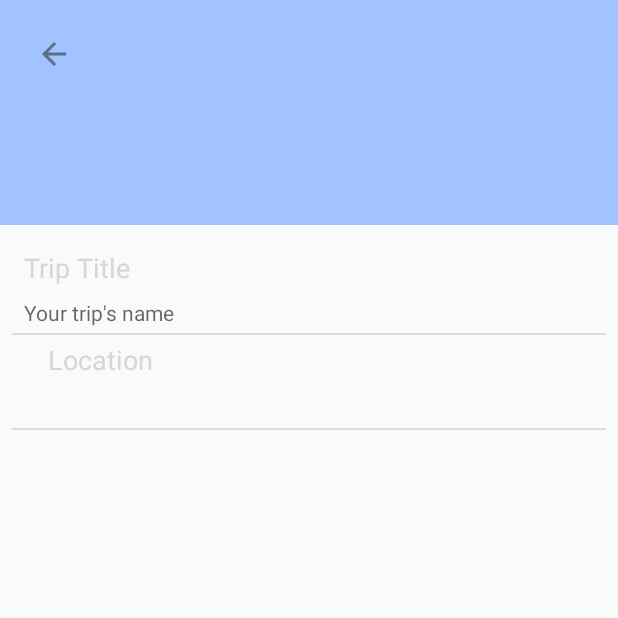
After one commit to allen1124/Tripals, an Android app: the TripActivity screen opened directly, with no data from a screen before it, on a phone screen of 412 x 824 dp, the top half of it. The commit adds this screen. Run offline under Robolectric (Android 15) with nearby library versions, the phone set to English and light mode, and no system bars; our stand-ins replace Firebase (no records; nobody signed in at launch, a user with empty details on screens opened directly), Picasso; libraries missing offline, so code that uses them is left out: com.algolia.search, org.ocpsoft.prettytime; pictures from the network do not load; 6 statements that could not run were skipped.

Commit message:
help on view trip

```diff
--- a/app/src/main/AndroidManifest.xml
+++ b/app/src/main/AndroidManifest.xml
@@ -40,6 +40,7 @@
             android:windowSoftInputMode="adjustPan" />
         <activity android:name=".CreateEventActivity" />
         <activity android:name=".CreateTripActivity" />
+        <activity android:name=".TripActivity" />
         <activity android:name=".EditEventActivity" />
         <activity
             android:name=".PlaceActivity"
--- /dev/null
+++ b/app/src/main/java/com/hku/tripals/TripActivity.java
@@ -0,0 +1,268 @@
+package com.hku.tripals;
+
+import android.content.Intent;
+import android.os.Bundle;
+import android.util.Log;
+import android.view.View;
+import android.widget.Button;
+import android.widget.EditText;
+import android.widget.ImageButton;
+import android.widget.ImageView;
+import android.widget.ProgressBar;
+import android.widget.TextView;
+import android.widget.Toast;
+
+import androidx.annotation.NonNull;
+import androidx.annotation.Nullable;
+import androidx.appcompat.app.AppCompatActivity;
+import androidx.recyclerview.selection.SelectionTracker;
+import androidx.recyclerview.widget.LinearLayoutManager;
+import androidx.recyclerview.widget.RecyclerView;
+
+import com.algolia.search.saas.AlgoliaException;
+import com.algolia.search.saas.Client;
+import com.algolia.search.saas.CompletionHandler;
+import com.algolia.search.saas.Index;
+import com.algolia.search.saas.Query;
+import com.google.android.gms.tasks.OnCompleteListener;
+import com.google.android.gms.tasks.OnFailureListener;
+import com.google.android.gms.tasks.OnSuccessListener;
+import com.google.android.gms.tasks.Task;
+import com.google.firebase.auth.FirebaseAuth;
+import com.google.firebase.auth.FirebaseUser;
+import com.google.firebase.database.DatabaseReference;
+import com.google.firebase.database.FirebaseDatabase;
+import com.google.firebase.firestore.CollectionReference;
+import com.google.firebase.firestore.DocumentReference;
+import com.google.firebase.firestore.EventListener;
+import com.google.firebase.firestore.FirebaseFirestore;
+import com.google.firebase.firestore.FirebaseFirestoreException;
+import com.google.firebase.firestore.QueryDocumentSnapshot;
+import com.google.firebase.firestore.QuerySnapshot;
+import com.hku.tripals.adapter.SelectableEventAdapter;
+import com.hku.tripals.model.Event;
+import com.hku.tripals.model.Trip;
+import com.squareup.picasso.Picasso;
+
+import org.json.JSONArray;
+import org.json.JSONException;
+import org.json.JSONObject;
+import org.w3c.dom.Text;
+
+import java.util.ArrayList;
+import java.util.Collections;
+import java.util.Comparator;
+import java.util.Date;
+import java.util.List;
+import java.util.concurrent.TimeUnit;
+
+public class TripActivity extends AppCompatActivity {
+
+    private static final String TAG = "CreateTripActivity";
+
+    private ImageButton back;
+    private ImageView tripPhoto;
+    private TextView tripTitle;
+    private TextView tripDestination;
+    private RecyclerView eventRecyclerView;
+    private LinearLayoutManager eventLayoutManager;
+    private SelectableEventAdapter selectableEventAdapter;
+    private List<Event> eventList = new ArrayList<>();
+    private List<Event> selectedList = new ArrayList<>();
+    private List<String> eventIdList = new ArrayList<>();
+
+    private Trip trip;
+    private Intent intent;
+    private int check = 0;
+
+    private FirebaseFirestore db;
+    private DatabaseReference mDatabase;
+    private FirebaseAuth mAuth;
+    private FirebaseUser currentUser;
+
+    Client searchClient;
+    Index index;
+
+    @Override
+    protected void onCreate(Bundle savedInstanceState) {
+        super.onCreate(savedInstanceState);
+        setContentView(R.layout.activity_trip_view);
+        searchClient = new Client(getApplication().getResources().getString(R.string.search_app_id), getApplication().getResources().getString(R.string.search_key));
+        index = searchClient.getIndex("events");
+        db = FirebaseFirestore.getInstance();
+        mDatabase = FirebaseDatabase.getInstance().getReference();
+        mAuth = FirebaseAuth.getInstance();
+        currentUser = mAuth.getCurrentUser();
+        trip = new Trip();
+        back = findViewById(R.id.create_trip_back_imageButton);
+        tripPhoto = findViewById(R.id.trip_header_imageView);
+        tripTitle = findViewById(R.id.trip_name_editText);
+        tripDestination = findViewById(R.id.trip_destination_editText);
+        eventRecyclerView = findViewById(R.id.create_trip_events_RecyclerView);
+        eventLayoutManager = new LinearLayoutManager(this, RecyclerView.VERTICAL, false);
+        intent = getIntent();
+        trip = (Trip) intent.getSerializableExtra("trip");
+        Picasso.get().load(trip.getPhotoUrl()).into(tripPhoto);
+        tripTitle.setText(trip.getTitle());
+        tripDestination.setText(trip.getDestination());
+
+        selectableEventAdapter = new SelectableEventAdapter(this);
+        eventRecyclerView.setLayoutManager(eventLayoutManager);
+        eventRecyclerView.setAdapter(selectableEventAdapter);
+
+        getEvents();
+
+        back.setOnClickListener(new View.OnClickListener() {
+            @Override
+            public void onClick(View view) {
+                onBackPressed();
+                overridePendingTransition(R.anim.push_right_in, R.anim.push_right_out);
+            }
+        });
+        selectableEventAdapter.notifyDataSetChanged();
+    }
+
+    private void getEvents(){
+        db.collection("trips").document(trip.getId()).collection("events").get().addOnSuccessListener(new OnSuccessListener<QuerySnapshot>() {
+            @Override
+            public void onSuccess(QuerySnapshot queryDocumentSnapshots) {
+                for (QueryDocumentSnapshot documentSnapshot : queryDocumentSnapshots) {
+                    eventIdList.add(documentSnapshot.getId());
+                    Log.d(TAG, "ID added: " + documentSnapshot.getId());
+                    loadEvent();
+                }
+
+            }
+        });
+
+    }
+
+    private void loadEvent(){
+        Log.d(TAG, "loadEvent: called");
+        String filter = "";
+        filter += "participants:" + currentUser.getUid() + " OR ";
+        filter += "host:" + currentUser.getUid();
+        Log.d(TAG, "loadEvent: filter: "+filter);
+        Query q = new Query().setFilters(filter);
+        index.searchAsync(q, new CompletionHandler() {
+            @Override
+            public void requestCompleted(@Nullable JSONObject jsonObject, @Nullable AlgoliaException e) {
+                try{
+                    JSONArray hits = jsonObject.getJSONArray("hits");
+                    Log.d(TAG, "requestCompleted: "+hits.toString());
+                    eventList.clear();
+                    for(int i = 0; i < hits.length(); i++){
+                        JSONObject eventJSON = hits.getJSONObject(i);
+                        Event event = parseJSON(eventJSON);
+                        if(event != null) {
+                            Log.d(TAG, "Selected events list size: "+ eventIdList.size());
+                            for (int j = 0; j < eventIdList.size(); j++){
+                                if(event.getId().matches(eventIdList.get(j))){
+                                    eventList.add(event);
+                                    Log.d(TAG, " eventList.add: "+event.getId());
+                                    Log.d(TAG, " eventList.size: "+eventList.size());
+                                }
+                            }
+                        }
+                    }
+                    Collections.sort(eventList, new Comparator<Event>() {
+                        public int compare(Event o1, Event o2) {
+                            return o1.getDatetime().compareTo(o2.getDatetime());
+                        }
+                    });
+                    selectableEventAdapter.setEventList(eventList);
+                    selectableEventAdapter.notifyDataSetChanged();
+                }catch (JSONException err){
+                    Log.d(TAG, "requestCompleted: "+err.getMessage());
+                    err.printStackTrace();
+                }
+            }
+        });
+    }
+
+
+    private void addTrip(){
+        Log.d(TAG, "addEvent: called");
+        final DocumentReference TripRef = db.collection("trips").document();
+        String newTripId = TripRef.getId();
+        trip.setId(newTripId);
+        if(selectedList.size() > 1) {
+            trip.setPhotoUrl(selectedList.get(0).getPhotoUrl());
+        }
+        TripRef.set(trip.toMap()).addOnSuccessListener(new OnSuccessListener<Void>() {
+            @Override
+            public void onSuccess(Void aVoid) {
+                Log.d(TAG, "DocumentSnapshot added with ID: " + trip.getId());
+                Toast.makeText(TripActivity.this,
+                        R.string.create_trip_complete_message, Toast.LENGTH_SHORT).show();
+                clearForm();
+            }
+        }).addOnFailureListener(new OnFailureListener() {
+            @Override
+            public void onFailure(@NonNull Exception e) {
+                Log.w(TAG, "Error adding document", e);
+            }
+        });
+        for(Event selected: selectedList){
+            DocumentReference newTripEventRef = db.collection("trips").document(newTripId).collection("events").document(selected.getId());
+            newTripEventRef.set(selected.toMap());
+        }
+    }
+
+    @Override
+    public void onBackPressed() {
+        super.onBackPressed();
+        overridePendingTransition(R.anim.push_right_in, R.anim.push_right_out);
+    }
+
+    private void clearForm(){
+        tripTitle.setEnabled(true);
+        tripDestination.setEnabled(true);
+        tripPhoto.setImageResource(R.color.colorPrimary);
+        for(Event event: eventList){
+            event.setSelected(false);
+        }
+        selectableEventAdapter.setEventList(eventList);
+        selectableEventAdapter.notifyDataSetChanged();
+    }
+
+    private Event parseJSON(JSONObject json){
+        Event event = null;
+        Log.d(TAG, "parseJSON: "+json);
+        try{
+            List<String> interests = new ArrayList<String>();
+            List<String> participants = new ArrayList<String>();
+            if(json.has("interests") && !json.isNull("interests")) {
+                for (int i = 0; i < json.getJSONArray("interests").length(); i++) {
+                    interests.add(json.getJSONArray("interests").getString(i));
+                }
+            }
+            if(json.has("participants") && !json.isNull("participants")) {
+                for (int i = 0; i < json.getJSONArray("participants").length(); i++) {
+                    participants.add(json.getJSONArray("participants").getString(i));
+                }
+            }
+            event = new Event(
+                    json.getString("id"),
+                    json.getString("host"),
+                    json.getString("hostName"),
+                    json.getString("hostAvatarUrl"),
+                    participants,
+                    json.getString("title"),
+                    json.getString("description"),
+                    json.getString("privacy"),
+                    json.getString("openness"),
+                    json.getInt("quota"),
+                    new Date(json.getJSONObject("datetime").getLong("_seconds")*1000+ TimeUnit.NANOSECONDS.toMillis(json.getJSONObject("datetime").getInt("_nanoseconds"))),
+                    json.getString("location"),
+                    json.getString("locationName"),
+                    json.getString("photoUrl"),
+                    interests,
+                    new Date(json.getJSONObject("timestamp").getLong("_seconds")*1000+ TimeUnit.NANOSECONDS.toMillis(json.getJSONObject("timestamp").getInt("_nanoseconds")))
+            );
+        }catch (JSONException err){
+            err.printStackTrace();
+        }
+        return event;
+    }
+}
--- a/app/src/main/res/layout/activity_edit_event.xml
+++ b/app/src/main/res/layout/activity_edit_event.xml
@@ -6,7 +6,7 @@
     android:focusableInTouchMode="true"
     android:layout_width="match_parent"
     android:layout_height="match_parent"
-    tools:context=".CreateEventActivity">
+    tools:context=".EditEventActivity">
 
     <ScrollView
         android:id="@+id/create_event_scrollView"
--- /dev/null
+++ b/app/src/main/res/layout/activity_trip_view.xml
@@ -0,0 +1,134 @@
+<?xml version="1.0" encoding="utf-8"?>
+<LinearLayout xmlns:android="http://schemas.android.com/apk/res/android"
+    xmlns:app="http://schemas.android.com/apk/res-auto"
+    xmlns:tools="http://schemas.android.com/tools"
+    android:orientation="vertical"
+    android:focusableInTouchMode="true"
+    android:layout_width="match_parent"
+    android:layout_height="match_parent"
+    tools:context=".TripActivity">
+
+    <androidx.core.widget.NestedScrollView
+        android:id="@+id/create_trip_scrollView"
+        android:layout_width="match_parent"
+        android:layout_height="0dp"
+        android:layout_weight="1"
+        android:fillViewport="true">
+
+        <androidx.constraintlayout.widget.ConstraintLayout
+            android:layout_width="match_parent"
+            android:layout_height="wrap_content">
+
+            <ImageButton
+                android:id="@+id/create_trip_back_imageButton"
+                android:layout_width="40dp"
+                android:layout_height="40dp"
+                android:layout_marginStart="16dp"
+                android:layout_marginTop="16dp"
+                android:background="@android:color/transparent"
+                android:elevation="1dp"
+                app:layout_constraintStart_toStartOf="parent"
+                app:layout_constraintTop_toTopOf="parent"
+                app:srcCompat="@drawable/ic_back" />
+
+            <ImageView
+                android:id="@+id/trip_header_imageView"
+                android:layout_width="match_parent"
+                android:layout_height="150dp"
+                android:background="@color/colorPrimary"
+                android:scaleType="centerCrop"
+                android:tint="#40FFFFFF"
+                app:layout_constraintTop_toTopOf="parent"
+                tools:layout_editor_absoluteX="0dp" />
+
+            <TextView
+                android:id="@+id/trip_name_textView"
+                android:layout_width="wrap_content"
+                android:layout_height="wrap_content"
+                android:layout_marginStart="16dp"
+                android:layout_marginTop="16dp"
+                android:text="Trip Title"
+                android:textColor="@color/quantum_black_100"
+                android:textAppearance="@style/TextAppearance.AppCompat.Medium"
+                app:layout_constraintStart_toStartOf="parent"
+                app:layout_constraintTop_toBottomOf="@+id/trip_header_imageView" />
+
+            <TextView
+                android:id="@+id/trip_name_editText"
+                android:layout_width="match_parent"
+                android:layout_height="wrap_content"
+                android:layout_marginStart="16dp"
+                android:layout_marginTop="8dp"
+                android:layout_marginEnd="16dp"
+                android:ems="10"
+                android:hint="Your trip's name"
+                android:inputType="textPersonName"
+                android:textColor="#000000"
+                app:layout_constraintStart_toStartOf="@+id/trip_name_textView"
+                app:layout_constraintTop_toBottomOf="@+id/trip_name_textView" />
+
+            <View
+                android:id="@+id/divider"
+                android:layout_width="match_parent"
+                android:layout_height="1dp"
+                android:layout_marginStart="8dp"
+                android:layout_marginTop="4dp"
+                android:layout_marginEnd="8dp"
+                android:background="?android:attr/listDivider"
+                app:layout_constraintEnd_toEndOf="parent"
+                app:layout_constraintStart_toStartOf="parent"
+                app:layout_constraintTop_toBottomOf="@+id/trip_name_editText" />
+
+            <TextView
+                android:id="@+id/trip_destination_textView"
+                android:layout_width="wrap_content"
+                android:layout_height="wrap_content"
+                android:layout_marginTop="4dp"
+                android:textColor="@color/quantum_black_100"
+                android:text="@string/location"
+                android:textAppearance="@style/TextAppearance.AppCompat.Medium"
+                app:layout_constraintStart_toStartOf="@+id/trip_name_editText"
+                app:layout_constraintTop_toBottomOf="@+id/divider" />
+
+            <TextView
+                android:id="@+id/trip_destination_editText"
+                android:layout_width="match_parent"
+                android:layout_height="wrap_content"
+                android:layout_marginStart="16dp"
+                android:layout_marginTop="8dp"
+                android:layout_marginEnd="16dp"
+                android:ems="10"
+                android:textColor="@color/quantum_black_text"
+                app:layout_constraintStart_toStartOf="@+id/trip_destination_textView"
+                app:layout_constraintTop_toBottomOf="@+id/trip_destination_textView" />
+
+            <View
+                android:id="@+id/divider3"
+                android:layout_width="match_parent"
+                android:layout_height="1dp"
+                android:layout_marginStart="8dp"
+                android:layout_marginTop="6dp"
+                android:layout_marginEnd="8dp"
+                android:background="?android:attr/listDivider"
+                app:layout_constraintEnd_toEndOf="parent"
+                app:layout_constraintStart_toStartOf="parent"
+                app:layout_constraintTop_toBottomOf="@+id/trip_destination_editText" />
+
+            <androidx.recyclerview.widget.RecyclerView
+                android:id="@+id/create_trip_events_RecyclerView"
+                android:layout_width="match_parent"
+                android:layout_height="wrap_content"
+                android:layout_marginTop="12dp"
+                android:layout_marginBottom="8dp"
+                android:nestedScrollingEnabled="false"
+                app:layout_constraintBottom_toBottomOf="parent"
+                app:layout_constraintEnd_toEndOf="parent"
+                app:layout_constraintHorizontal_bias="0.0"
+                app:layout_constraintStart_toStartOf="parent"
+                app:layout_constraintTop_toBottomOf="@+id/divider3"
+                app:layout_constraintVertical_bias="0" />
+
+        </androidx.constraintlayout.widget.ConstraintLayout>
+    </androidx.core.widget.NestedScrollView>
+
+</LinearLayout>
--- a/app/src/main/res/layout/recyclerview_comment.xml
+++ b/app/src/main/res/layout/recyclerview_comment.xml
@@ -81,6 +81,7 @@
             android:textAlignment="center"
             android:textColor="#444444"
             android:textSize="12sp"
+            android:visibility="gone"
             app:layout_constraintBottom_toBottomOf="parent"
             app:layout_constraintEnd_toStartOf="@+id/c_petty_time_textView" />
 
```
Also changed, not shown: app/src/main/java/com/hku/tripals/adapter/CommentsAdapter.java (+43 -43 lines), app/src/main/java/com/hku/tripals/adapter/TripAdapter.java (+6 -4 lines).
